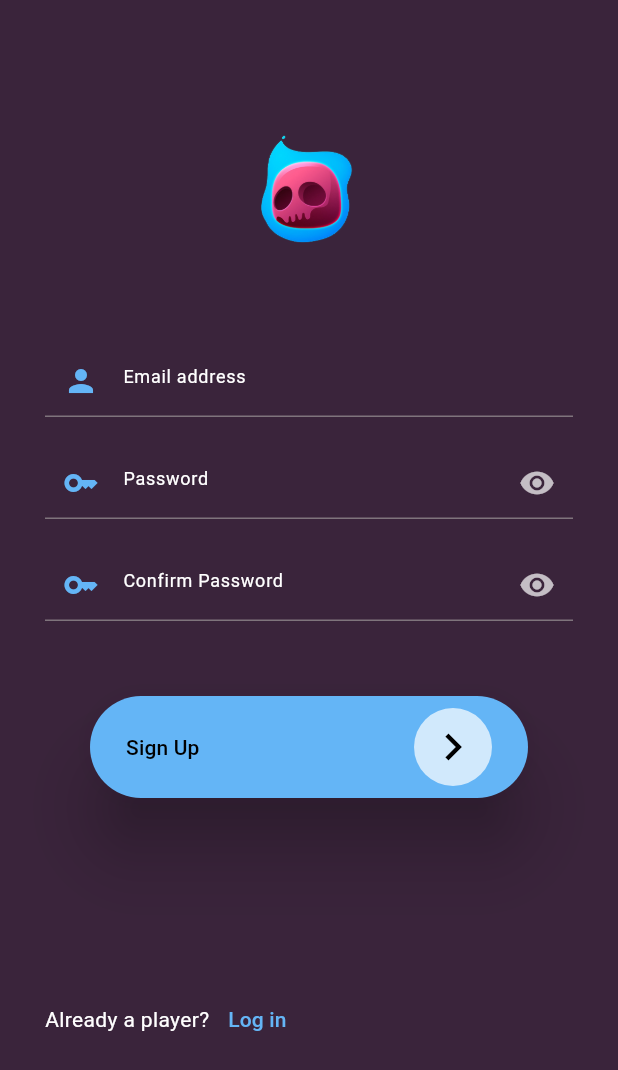
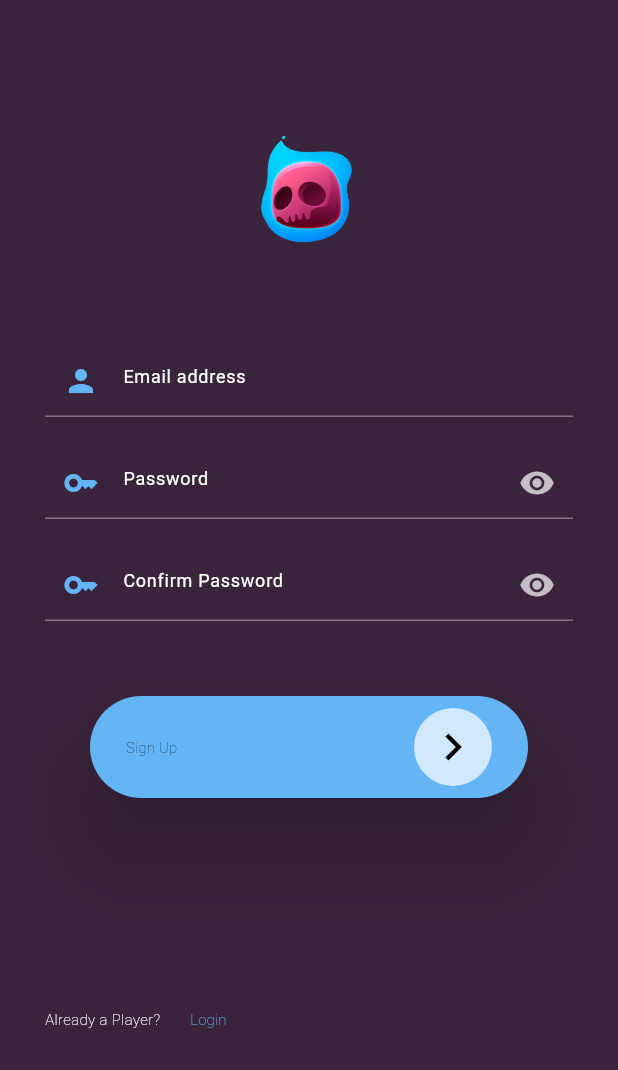
Before and after one commit to theshotayoboluwatife/Dead_Or_Injure, a Flutter app: the screen it shows after launch, after a tap on "Sign up", on a phone screen of 412 x 824 dp. Shown: the top 1070 px of the screen. Run offline on Flutter 3.47's test engine with Material 2 defaults, Android fonts, the phone set to English and light mode, and no system bars; our stand-ins replace google_fonts.

```diff
--- a/lib/main.dart
+++ b/lib/main.dart
@@ -1,4 +1,4 @@
-import 'package:DeadAndInjure/src/presentation/screens/home_screen.dart';
+import 'package:DeadAndInjure/src/presentation/screens/home/home_screen.dart';
 import 'package:DeadAndInjure/src/presentation/screens/signin_screen.dart';
 import 'package:DeadAndInjure/src/presentation/screens/signup_screen.dart';
 import 'package:DeadAndInjure/src/themes/theme.dart';
--- a/lib/src/presentation/screens/signin_screen.dart
+++ b/lib/src/presentation/screens/signin_screen.dart
@@ -1,7 +1,9 @@
+import 'package:DeadAndInjure/src/presentation/screens/home/landing_screen.dart';
 import 'package:DeadAndInjure/src/presentation/screens/signup_screen.dart';
 import 'package:flutter/material.dart';
 
-import 'home_screen.dart';
+import '../widgets/custom_text.dart';
+import 'home/home_screen.dart';
 
 class SignInScreen extends StatefulWidget {
   static const String routeName = '/signin';
@@ -99,12 +101,15 @@ class _SignInScreenState extends State<SignInScreen> {
                   padding: EdgeInsets.only(left: 30,right:30),
                   child: ElevatedButton(
                       onPressed: () {
-                        Navigator.pushNamed(context, HomeScreen.routeName);
+                        Navigator.pushNamed(context, LandingScreen.routeName);
                       },
                       child: Row(
                      mainAxisAlignment: MainAxisAlignment.spaceBetween,
                       children: [
-                        const Text("Log in", style: TextStyle(color: Colors.black),),
+                        CustomText(
+                          text: "Log in",
+                          color: Colors.black,
+                        ),
                         Padding(
                           padding: const EdgeInsets.only(top: 8, bottom: 8),
                           child: Container(
@@ -129,11 +134,17 @@ class _SignInScreenState extends State<SignInScreen> {
                   ) ,),
                 ),
                 const SizedBox(height: 30,),
-                TextButton(onPressed: (){}, child: Text("Forget Password?", style: TextStyle(color: Colors.blue[300]),)),
+                TextButton(onPressed: (){}, child:  CustomText(
+                  text: "Forget Password?",
+                  color: Colors.blue[300],
+                ),),
                 SizedBox(height: size.height * 0.1,),
                 Row(
                   children: [
-                    Text("New player?", style: TextStyle(color: Colors.white),) ,
+                    CustomText(
+                      text: "New Player?",
+                      color: Colors.white,
+                    ),
                     TextButton(onPressed: () {Navigator.pushNamed(context, SignUpScreen.routeName);}, child: Text("Sign up", style: TextStyle(color: Colors.blue[300]),),) ,
                   ],
                 )
--- a/lib/src/presentation/screens/signup_screen.dart
+++ b/lib/src/presentation/screens/signup_screen.dart
@@ -1,7 +1,8 @@
 import 'package:DeadAndInjure/src/presentation/screens/signin_screen.dart';
 import 'package:flutter/material.dart';
 
-import 'home_screen.dart';
+import '../widgets/custom_text.dart';
+import 'home/home_screen.dart';
 
 class SignUpScreen extends StatefulWidget {
   static const String routeName = '/signup';
@@ -138,9 +139,9 @@ class _SignUpScreenState extends State<SignUpScreen> {
                     child: Row(
                       mainAxisAlignment: MainAxisAlignment.spaceBetween,
                       children: [
-                        const Text(
-                          "Sign Up",
-                          style: TextStyle(color: Colors.black),
+                        CustomText(
+                          text: "Sign Up",
+                          color: Colors.black,
                         ),
                         Padding(
                           padding: const EdgeInsets.only(top: 8, bottom: 8),
@@ -169,17 +170,17 @@ class _SignUpScreenState extends State<SignUpScreen> {
                 ),
                 Row(
                   children: [
-                    Text(
-                      "Already a player?",
-                      style: TextStyle(color: Colors.white),
+                    CustomText(
+                      text: "Already a Player?",
+                      color: Colors.white,
                     ),
                     TextButton(
                       onPressed: () {
                         Navigator.pushNamed(context, SignInScreen.routeName);
                       },
-                      child: Text(
-                        "Log in",
-                        style: TextStyle(color: Colors.blue[300]),
+                      child:  CustomText(
+                        text: "Login",
+                        color: Colors.blue[300],
                       ),
                     ),
                   ],
--- /dev/null
+++ b/lib/src/presentation/widgets/custom_text.dart
@@ -0,0 +1,31 @@
+import 'package:flutter/material.dart';
+
+class CustomText extends StatelessWidget {
+  const CustomText({
+    super.key,
+    required this.text,
+    this.color = Colors.white,
+    this.fontSize = 10,
+    this.fontWeight = FontWeight.w100,
+    this.textAlign = TextAlign.start,
+  });
+
+  final String text;
+  final Color? color;
+  final double fontSize;
+  final FontWeight fontWeight;
+  final TextAlign textAlign;
+
+  @override
+  Widget build(BuildContext context) {
+    return Text(
+      text,
+      softWrap: true,
+      textAlign: textAlign,
+      style: TextStyle(
+          color: color,
+          fontSize: fontSize,
+          fontWeight: fontWeight),
+    );
+  }
+}
```
Also changed, not shown: lib/src/presentation/screens/home/home_screen.dart (added, +76 -0 lines), lib/src/presentation/screens/home/landing_screen.dart (added, +127 -0 lines), lib/src/presentation/screens/home/notification_screen.dart (added, +10 -0 lines), lib/src/presentation/screens/home/settings_screen.dart (added, +10 -0 lines), lib/src/presentation/screens/home/wallet_screen.dart (added, +10 -0 lines), lib/src/presentation/screens/home_screen.dart (deleted, +0 -77 lines).
